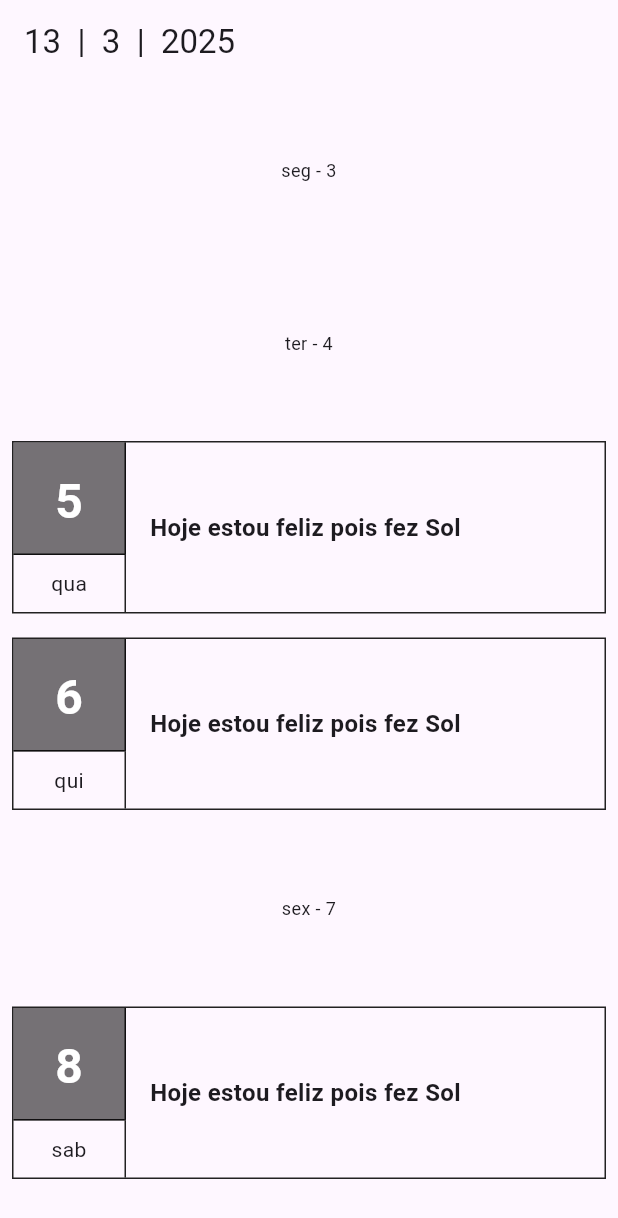
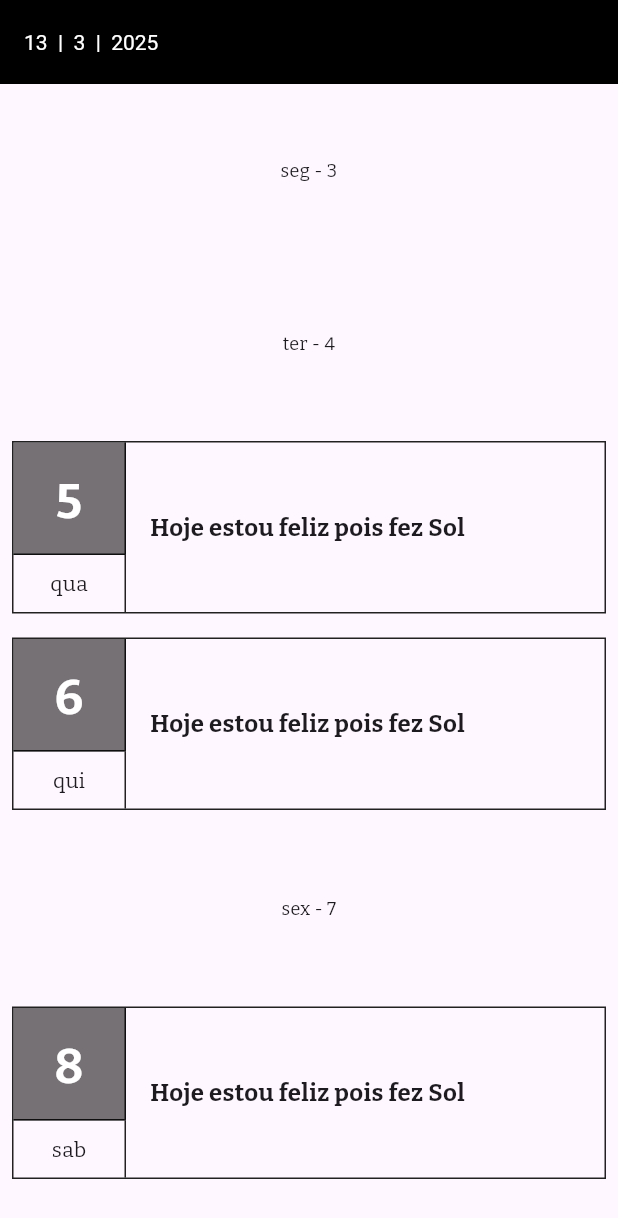
Before and after one commit to DantasMatheus/flutter_webapi, a Flutter app: the screen it shows after launch, on a phone screen of 412 x 824 dp. Shown: the top 1218 px of the screen. Run offline on Flutter 3.47's test engine with Material 3 defaults, Android fonts, the phone set to English and light mode, and no system bars; our stand-ins replace google_fonts.

Commit message:
Style: alterações de fonte e tema do projeto

```diff
--- a/lib/main.dart
+++ b/lib/main.dart
@@ -1,5 +1,6 @@
 import 'package:flutter/material.dart';
 import 'screens/home_screen/home_screen.dart';
+import 'package:google_fonts/google_fonts.dart';
 
 void main() {
   runApp(const MyApp());
@@ -12,12 +13,19 @@ class MyApp extends StatelessWidget {
     return MaterialApp(
       title: 'Simple Journal',
       debugShowCheckedModeBanner: false,
+      theme: ThemeData(
+        primarySwatch: Colors.grey,
+        appBarTheme: const AppBarTheme(
+          elevation: 0,
+          backgroundColor: Colors.black,
+          titleTextStyle: TextStyle(color: Colors.white),
+        ),
+        textTheme: GoogleFonts.bitterTextTheme(),
+      ),
       darkTheme: ThemeData.dark(),
       themeMode: ThemeMode.light,
       initialRoute: "home",
-      routes: {
-        "home": (context) => const HomeScreen(),
-      },
+      routes: {"home": (context) => const HomeScreen()},
     );
   }
 }
--- a/pubspec.yaml
+++ b/pubspec.yaml
@@ -14,6 +14,7 @@ dependencies:
 
   cupertino_icons: ^1.0.8
   uuid: ^4.5.1
+  google_fonts: ^6.2.1
 
 dev_dependencies:
   flutter_test:
```
Also changed, not shown: pubspec.lock, 5 other files.
